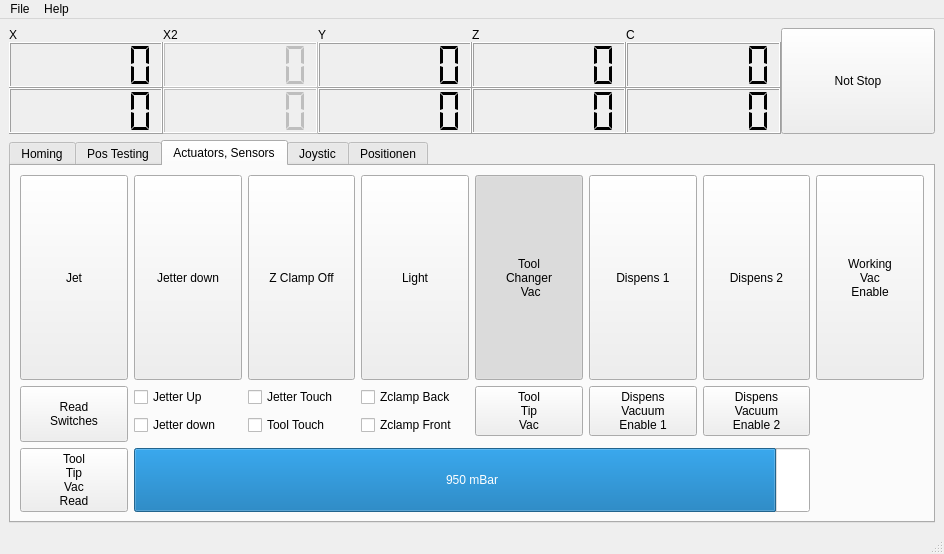
The window that Gui.ui (gxurma/PythonCanSteering) describes before a commit, drawn with Qt 5.
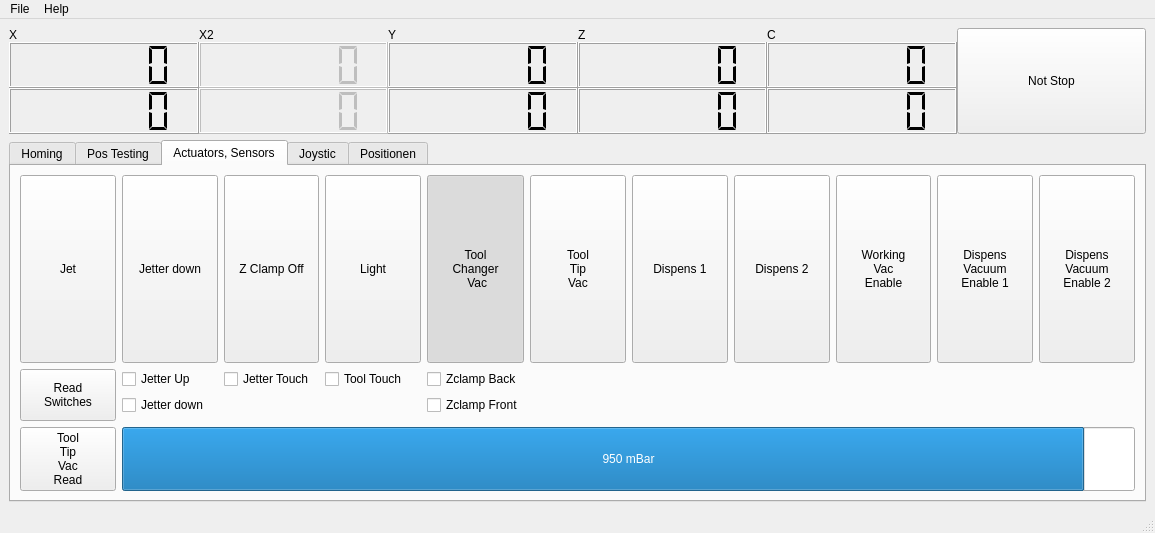
The same window after the commit. The open tabs and pages were chosen to show the change.

Commit message: rearranged buttons, so it is easier to click on them

Patch:
```diff
--- a/Gui.ui
+++ b/Gui.ui
@@ -9,8 +9,8 @@
    <rect>
     <x>0</x>
     <y>0</y>
-    <width>944</width>
-    <height>554</height>
+    <width>1155</width>
+    <height>533</height>
    </rect>
   </property>
   <property name="windowTitle">
@@ -1041,17 +1041,56 @@
         <string>Actuators, Sensors</string>
        </attribute>
        <layout class="QGridLayout" name="gridLayout_5">
-        <item row="3" column="2">
-         <widget class="QCheckBox" name="checkBoxTipTouch">
+        <item row="0" column="5" rowspan="2">
+         <widget class="QPushButton" name="pushButtonToolTipVac">
+          <property name="sizePolicy">
+           <sizepolicy hsizetype="Expanding" vsizetype="Expanding">
+            <horstretch>0</horstretch>
+            <verstretch>0</verstretch>
+           </sizepolicy>
+          </property>
           <property name="text">
-           <string>Tool Touch</string>
+           <string>Tool
+Tip
+Vac</string>
+          </property>
+          <property name="checkable">
+           <bool>true</bool>
+          </property>
+          <property name="checked">
+           <bool>false</bool>
+          </property>
+          <property name="default">
+           <bool>false</bool>
           </property>
          </widget>
         </item>
-        <item row="3" column="3">
-         <widget class="QCheckBox" name="checkBoxZClampFront">
+        <item row="2" column="0" rowspan="3">
+         <widget class="QPushButton" name="pushButtonReadSwitches">
+          <property name="sizePolicy">
+           <sizepolicy hsizetype="Expanding" vsizetype="Expanding">
+            <horstretch>0</horstretch>
+            <verstretch>0</verstretch>
+           </sizepolicy>
+          </property>
           <property name="text">
-           <string>Zclamp Front</string>
+           <string>Read
+Switches</string>
+          </property>
+          <property name="checkable">
+           <bool>false</bool>
+          </property>
+          <property name="checked">
+           <bool>false</bool>
+          </property>
+          <property name="autoRepeat">
+           <bool>true</bool>
+          </property>
+          <property name="autoRepeatInterval">
+           <number>100</number>
+          </property>
+          <property name="default">
+           <bool>false</bool>
           </property>
          </widget>
         </item>
@@ -1090,13 +1129,6 @@
           </property>
          </widget>
         </item>
-        <item row="2" column="3">
-         <widget class="QCheckBox" name="checkBoxZClampBack">
-          <property name="text">
-           <string>Zclamp Back</string>
-          </property>
-         </widget>
-        </item>
         <item row="2" column="1">
          <widget class="QCheckBox" name="checkBoxJetterUp">
           <property name="text">
@@ -1111,126 +1143,6 @@
           </property>
          </widget>
         </item>
-        <item row="5" column="1" colspan="6">
-         <widget class="QProgressBar" name="progressBarToolTipVacRead">
-          <property name="sizePolicy">
-           <sizepolicy hsizetype="Expanding" vsizetype="Expanding">
-            <horstretch>0</horstretch>
-            <verstretch>0</verstretch>
-           </sizepolicy>
-          </property>
-          <property name="maximum">
-           <number>1000</number>
-          </property>
-          <property name="value">
-           <number>950</number>
-          </property>
-          <property name="format">
-           <string>%v mBar</string>
-          </property>
-         </widget>
-        </item>
-        <item row="2" column="0" rowspan="3">
-         <widget class="QPushButton" name="pushButtonReadSwitches">
-          <property name="sizePolicy">
-           <sizepolicy hsizetype="Expanding" vsizetype="Expanding">
-            <horstretch>0</horstretch>
-            <verstretch>0</verstretch>
-           </sizepolicy>
-          </property>
-          <property name="text">
-           <string>Read
-Switches</string>
-          </property>
-          <property name="checkable">
-           <bool>false</bool>
-          </property>
-          <property name="checked">
-           <bool>false</bool>
-          </property>
-          <property name="autoRepeat">
-           <bool>true</bool>
-          </property>
-          <property name="autoRepeatInterval">
-           <number>100</number>
-          </property>
-          <property name="default">
-           <bool>false</bool>
-          </property>
-         </widget>
-        </item>
-        <item row="2" column="4" rowspan="2">
-         <widget class="QPushButton" name="pushButtonToolTipVac">
-          <property name="sizePolicy">
-           <sizepolicy hsizetype="Expanding" vsizetype="Expanding">
-            <horstretch>0</horstretch>
-            <verstretch>0</verstretch>
-           </sizepolicy>
-          </property>
-          <property name="text">
-           <string>Tool
-Tip
-Vac</string>
-          </property>
-          <property name="checkable">
-           <bool>true</bool>
-          </property>
-          <property name="checked">
-           <bool>false</bool>
-          </property>
-          <property name="default">
-           <bool>false</bool>
-          </property>
-         </widget>
-        </item>
-        <item row="2" column="6" rowspan="2">
-         <widget class="QPushButton" name="pushButtonDispensVac2">
-          <property name="sizePolicy">
-           <sizepolicy hsizetype="Expanding" vsizetype="Expanding">
-            <horstretch>0</horstretch>
-            <verstretch>0</verstretch>
-           </sizepolicy>
-          </property>
-          <property name="text">
-           <string>Dispens
-Vacuum
-Enable 2</string>
-          </property>
-          <property name="checkable">
-           <bool>true</bool>
-          </property>
-          <property name="checked">
-           <bool>false</bool>
-          </property>
-          <property name="default">
-           <bool>false</bool>
-          </property>
-         </widget>
-        </item>
-        <item row="2" column="5" rowspan="2">
-         <widget class="QPushButton" name="pushButtonDispensVac1">
-          <property name="sizePolicy">
-           <sizepolicy hsizetype="Expanding" vsizetype="Expanding">
-            <horstretch>0</horstretch>
-            <verstretch>0</verstretch>
-           </sizepolicy>
-          </property>
-          <property name="text">
-           <string>Dispens
-Vacuum
-Enable 1</string>
-          </property>
-          <property name="checkable">
-           <bool>true</bool>
-          </property>
-          <property name="checked">
-           <bool>false</bool>
-          </property>
-          <property name="default">
-           <bool>false</bool>
-          </property>
-         </widget>
-        </item>
         <item row="0" column="0" rowspan="2">
          <widget class="QPushButton" name="pushButtonJet">
           <property name="sizePolicy">
@@ -1343,7 +1255,7 @@
           </property>
          </widget>
         </item>
-        <item row="0" column="5" rowspan="2">
+        <item row="0" column="6" rowspan="2">
          <widget class="QPushButton" name="pushButtonDispens1">
           <property name="sizePolicy">
            <sizepolicy hsizetype="Expanding" vsizetype="Expanding">
@@ -1365,7 +1277,7 @@
           </property>
          </widget>
         </item>
-        <item row="0" column="6" rowspan="2">
+        <item row="0" column="7" rowspan="2">
          <widget class="QPushButton" name="pushButtonDispens2">
           <property name="sizePolicy">
            <sizepolicy hsizetype="Expanding" vsizetype="Expanding">
@@ -1387,7 +1299,7 @@
           </property>
          </widget>
         </item>
-        <item row="0" column="7" rowspan="2">
+        <item row="0" column="8" rowspan="2">
          <widget class="QPushButton" name="pushButtonWorkingVac">
           <property name="sizePolicy">
            <sizepolicy hsizetype="Expanding" vsizetype="Expanding">
@@ -1411,6 +1323,94 @@
           </property>
          </widget>
         </item>
+        <item row="0" column="9" rowspan="2">
+         <widget class="QPushButton" name="pushButtonDispensVac1">
+          <property name="sizePolicy">
+           <sizepolicy hsizetype="Expanding" vsizetype="Expanding">
+            <horstretch>0</horstretch>
+            <verstretch>0</verstretch>
+           </sizepolicy>
+          </property>
+          <property name="text">
+           <string>Dispens
+Vacuum
+Enable 1</string>
+          </property>
+          <property name="checkable">
+           <bool>true</bool>
+          </property>
+          <property name="checked">
+           <bool>false</bool>
+          </property>
+          <property name="default">
+           <bool>false</bool>
+          </property>
+         </widget>
+        </item>
+        <item row="0" column="10" rowspan="2">
+         <widget class="QPushButton" name="pushButtonDispensVac2">
+          <property name="sizePolicy">
+           <sizepolicy hsizetype="Expanding" vsizetype="Expanding">
+            <horstretch>0</horstretch>
+            <verstretch>0</verstretch>
+           </sizepolicy>
+          </property>
+          <property name="text">
+           <string>Dispens
+Vacuum
+Enable 2</string>
+          </property>
+          <property name="checkable">
+           <bool>true</bool>
+          </property>
+          <property name="checked">
+           <bool>false</bool>
+          </property>
+          <property name="default">
+           <bool>false</bool>
+          </property>
+         </widget>
+        </item>
+        <item row="5" column="1" colspan="10">
+         <widget class="QProgressBar" name="progressBarToolTipVacRead">
+          <property name="sizePolicy">
+           <sizepolicy hsizetype="Expanding" vsizetype="Expanding">
+            <horstretch>0</horstretch>
+            <verstretch>0</verstretch>
+           </sizepolicy>
+          </property>
+          <property name="maximum">
+           <number>1000</number>
+          </property>
+          <property name="value">
+           <number>950</number>
+          </property>
+          <property name="format">
+           <string>%v mBar</string>
+          </property>
+         </widget>
+        </item>
+        <item row="3" column="4">
+         <widget class="QCheckBox" name="checkBoxZClampFront">
+          <property name="text">
+           <string>Zclamp Front</string>
+          </property>
+         </widget>
+        </item>
+        <item row="2" column="4">
+         <widget class="QCheckBox" name="checkBoxZClampBack">
+          <property name="text">
+           <string>Zclamp Back</string>
+          </property>
+         </widget>
+        </item>
+        <item row="2" column="3">
+         <widget class="QCheckBox" name="checkBoxTipTouch">
+          <property name="text">
+           <string>Tool Touch</string>
+          </property>
+         </widget>
+        </item>
        </layout>
       </widget>
       <widget class="QWidget" name="tab_5">
@@ -1922,7 +1922,7 @@
     <rect>
      <x>0</x>
      <y>0</y>
-     <width>944</width>
+     <width>1155</width>
      <height>25</height>
     </rect>
    </property>
```
Left out of the diff: 2 changed lines with no effect on the pictures.
